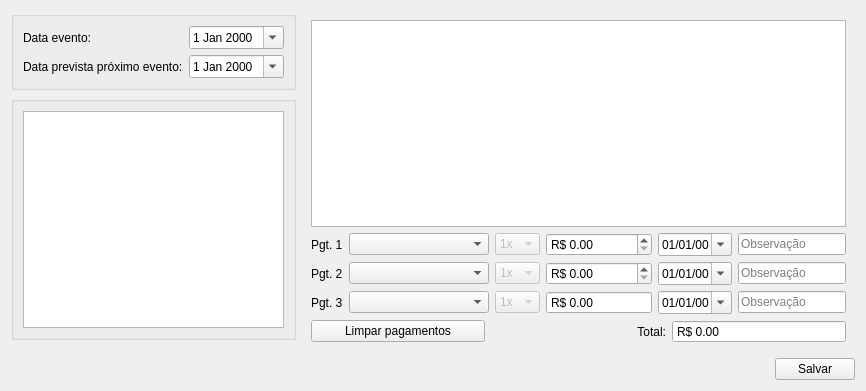
This is ui/inputdialog.ui in lellisls/ERP-STACCATO as Qt 5 draws it before an edit. The edited form follows.
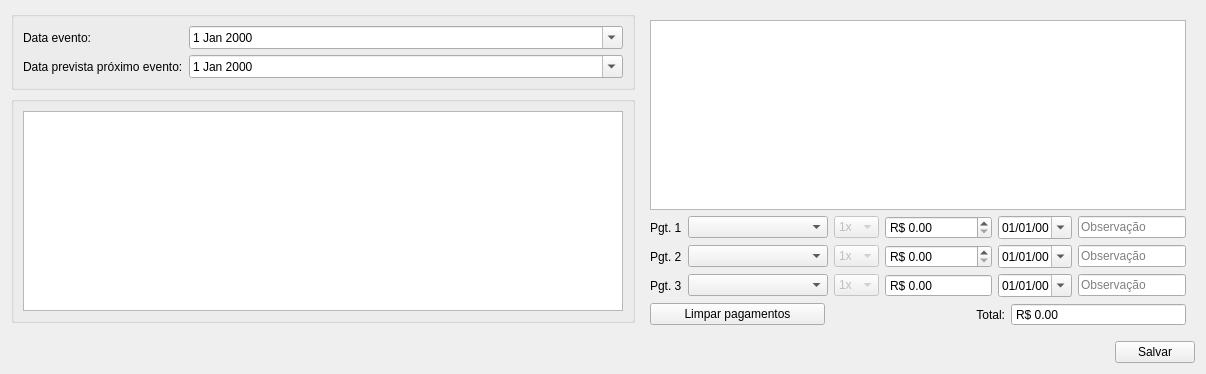
This is the edited form. Custom widgets are drawn as their Qt base class.

Commit message: Bloquear pagamentos (WIP)

Patch:
```diff
--- a/ui/inputdialog.ui
+++ b/ui/inputdialog.ui
@@ -6,8 +6,8 @@
    <rect>
     <x>0</x>
     <y>0</y>
-    <width>854</width>
-    <height>391</height>
+    <width>1206</width>
+    <height>374</height>
    </rect>
   </property>
   <property name="windowTitle">
@@ -542,7 +542,14 @@
      </property>
      <layout class="QGridLayout" name="gridLayout_3">
       <item row="0" column="0">
-       <widget class="TableView" name="table"/>
+       <widget class="TableView" name="table">
+        <property name="minimumSize">
+         <size>
+          <width>600</width>
+          <height>0</height>
+         </size>
+        </property>
+       </widget>
       </item>
      </layout>
     </widget>
```
The commit also changes 1 other file.
